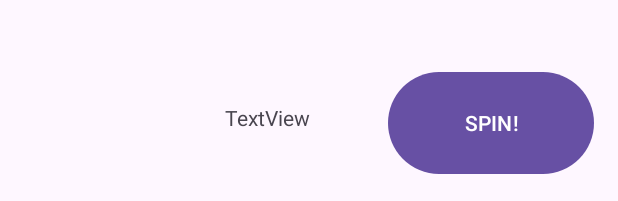
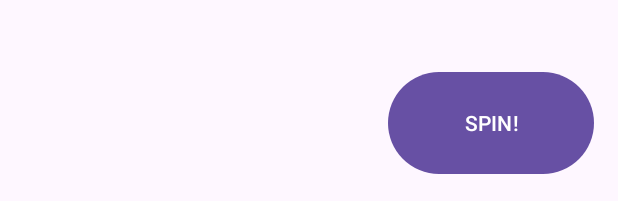
Before and after one commit to samthejamme/Gamblr, an Android app: the layout activity_main.xml on its own in the app's theme, with its tools: preview values and no code run, on a phone screen of 412 x 824 dp. Shown: the part 1032-1233 px from the top of the screen. Run offline under Robolectric (Android 15) with nearby library versions, the phone set to English and light mode, and no system bars.

Commit message:
xml half way done!

```diff
--- a/app/src/main/res/layout/activity_main.xml
+++ b/app/src/main/res/layout/activity_main.xml
@@ -39,12 +39,11 @@
         app:srcCompat="@android:drawable/ic_input_add" />
 
     <TextView
-        android:id="@+id/textView2"
+        android:id="@+id/textView_moneyWon"
         android:layout_width="wrap_content"
         android:layout_height="wrap_content"
         android:layout_marginEnd="52dp"
         android:layout_marginBottom="48dp"
-        android:text="TextView"
         app:layout_constraintBottom_toBottomOf="parent"
         app:layout_constraintEnd_toStartOf="@+id/button_spin" />
 
```
